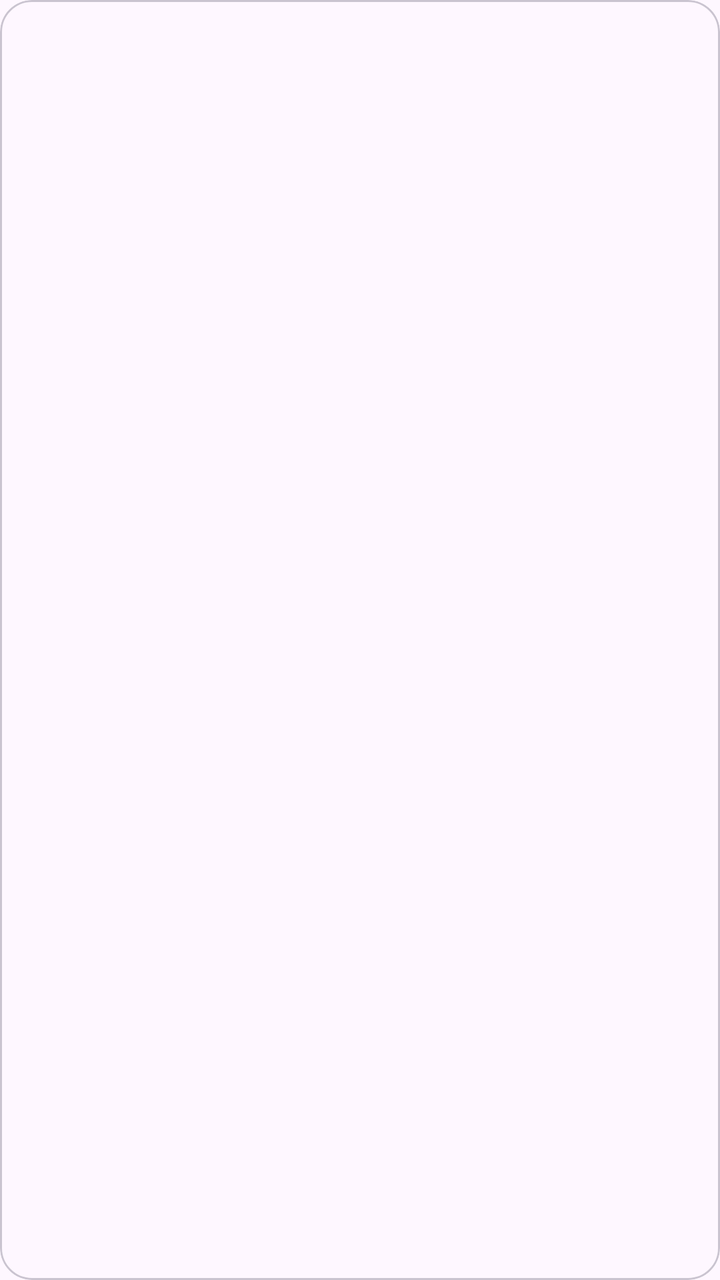
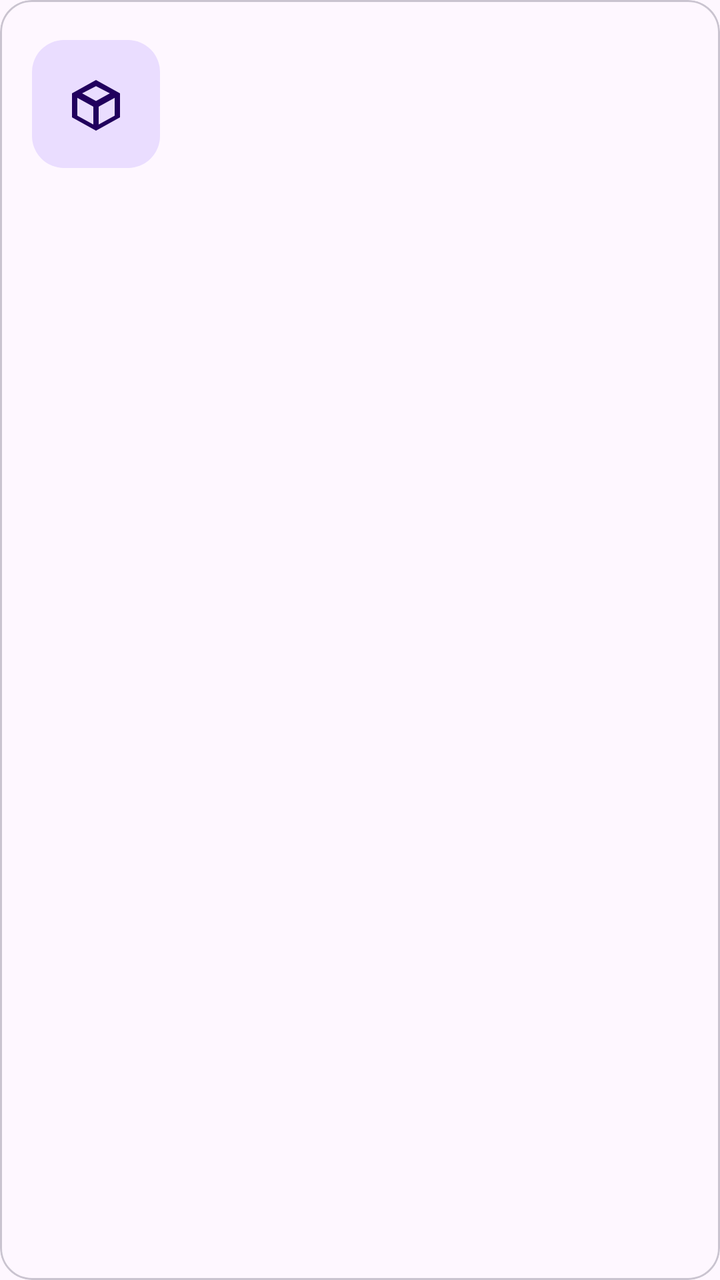

Before-and-after screenshots of an Android layout around one commit, followed by the original layout XML and the change that was made.
<!-- AndroidManifest.xml: application theme Theme.TX2 -->
<!-- res/layout/product_item.xml -->
<?xml version="1.0" encoding="utf-8"?>
<com.google.android.material.card.MaterialCardView xmlns:android="http://schemas.android.com/apk/res/android"
    xmlns:app="http://schemas.android.com/apk/res-auto"
    android:layout_width="match_parent" android:layout_height="wrap_content"
    android:layout_margin="4dp" android:clickable="true" android:focusable="true"
    android:foreground="?attr/selectableItemBackground" app:cardCornerRadius="16dp">
    <LinearLayout android:layout_width="match_parent" android:layout_height="wrap_content"
        android:orientation="vertical" android:padding="16dp">
        <TextView android:id="@+id/tv_name" android:layout_width="match_parent"
            android:layout_height="wrap_content" android:textStyle="bold"
            android:textAppearance="?attr/textAppearanceTitleMedium" />
        <TextView android:id="@+id/tv_code" android:layout_width="match_parent"
            android:layout_height="wrap_content" android:layout_marginTop="4dp" />
        <TextView android:id="@+id/tv_production_date" android:layout_width="match_parent"
            android:layout_height="wrap_content" android:layout_marginTop="4dp" />
    </LinearLayout>
</com.google.android.material.card.MaterialCardView>
<!-- resources referenced by this layout -->
<resources>
  <style name="Theme.TX2" parent="Theme.Material3.DayNight.NoActionBar"><item name="colorPrimary">#006B5E</item><item name="colorSecondary">#4A635D</item></style>
</resources>

<!-- the commit's change to res/layout/product_item.xml (unified diff, before → after) -->
@@ -4,14 +4,46 @@
     android:layout_width="match_parent" android:layout_height="wrap_content"
     android:layout_margin="4dp" android:clickable="true" android:focusable="true"
     android:foreground="?attr/selectableItemBackground" app:cardCornerRadius="16dp">
-    <LinearLayout android:layout_width="match_parent" android:layout_height="wrap_content"
-        android:orientation="vertical" android:padding="16dp">
-        <TextView android:id="@+id/tv_name" android:layout_width="match_parent"
+    <androidx.constraintlayout.widget.ConstraintLayout
+        android:layout_width="match_parent" android:layout_height="wrap_content"
+        android:minHeight="104dp"
+        android:padding="16dp">
+        <ImageView
+            android:id="@+id/img_avt"
+            android:layout_width="64dp"
+            android:layout_height="64dp"
+            android:background="@drawable/bg_product_avatar"
+            android:padding="16dp"
+            android:src="@drawable/ic_product"
+            android:importantForAccessibility="no"
+            app:layout_constraintStart_toStartOf="parent"
+            app:layout_constraintTop_toTopOf="parent"
+            app:layout_constraintBottom_toBottomOf="parent" />
+        <TextView android:id="@+id/tv_name" android:layout_width="0dp"
             android:layout_height="wrap_content" android:textStyle="bold"
-            android:textAppearance="?attr/textAppearanceTitleMedium" />
-        <TextView android:id="@+id/tv_code" android:layout_width="match_parent"
-            android:layout_height="wrap_content" android:layout_marginTop="4dp" />
-        <TextView android:id="@+id/tv_production_date" android:layout_width="match_parent"
-            android:layout_height="wrap_content" android:layout_marginTop="4dp" />
-    </LinearLayout>
+            android:layout_marginStart="16dp"
+            android:textColor="?attr/colorOnSurface"
+            android:textAppearance="?attr/textAppearanceTitleMedium"
+            app:layout_constraintStart_toEndOf="@id/img_avt"
+            app:layout_constraintEnd_toEndOf="parent"
+            app:layout_constraintTop_toTopOf="parent"
+            app:layout_constraintBottom_toTopOf="@id/tv_code"
+            app:layout_constraintVertical_chainStyle="packed" />
+        <TextView android:id="@+id/tv_code" android:layout_width="0dp"
+            android:layout_height="wrap_content" android:layout_marginTop="4dp"
+            android:textAppearance="?attr/textAppearanceLabelLarge"
+            android:textColor="?attr/colorPrimary"
+            app:layout_constraintStart_toStartOf="@id/tv_name"
+            app:layout_constraintEnd_toEndOf="parent"
+            app:layout_constraintTop_toBottomOf="@id/tv_name"
+            app:layout_constraintBottom_toTopOf="@id/tv_production_date" />
+        <TextView android:id="@+id/tv_production_date" android:layout_width="0dp"
+            android:layout_height="wrap_content" android:layout_marginTop="4dp"
+            android:textAppearance="?attr/textAppearanceBodySmall"
+            android:textColor="?attr/colorOnSurfaceVariant"
+            app:layout_constraintStart_toStartOf="@id/tv_name"
+            app:layout_constraintEnd_toEndOf="parent"
+            app:layout_constraintTop_toBottomOf="@id/tv_code"
+            app:layout_constraintBottom_toBottomOf="parent" />
+    </androidx.constraintlayout.widget.ConstraintLayout>
 </com.google.android.material.card.MaterialCardView>
<!-- resource entries referenced after the edit -->
@@ -1,5 +1,19 @@
 <!-- resources referenced by this layout -->
 <resources>
+  <!-- drawable bg_product_avatar (drawable) -->
+  <?xml version="1.0" encoding="utf-8"?>
+  <shape xmlns:android="http://schemas.android.com/apk/res/android" android:shape="rectangle">
+      <solid android:color="?attr/colorPrimaryContainer" />
+      <corners android:radius="16dp" />
+  </shape>
+  <!-- drawable ic_product (drawable) -->
+  <?xml version="1.0" encoding="utf-8"?>
+  <vector xmlns:android="http://schemas.android.com/apk/res/android"
+      android:width="24dp" android:height="24dp"
+      android:viewportWidth="24" android:viewportHeight="24">
+      <path android:fillColor="?attr/colorOnPrimaryContainer"
+          android:pathData="M21,8l-9,-5 -9,5v9l9,5 9,-5zM12,5.3L17.2,8 12,10.9 6.8,8zM5,9.7l6,3.3v6.7l-6,-3.3zM13,19.7V13l6,-3.3v6.7z" />
+  </vector>
   <style name="Theme.TX2" parent="Theme.Material3.DayNight.NoActionBar"><item name="colorPrimary">#006B5E</item><item name="colorSecondary">#4A635D</item></style>
 </resources>
 
